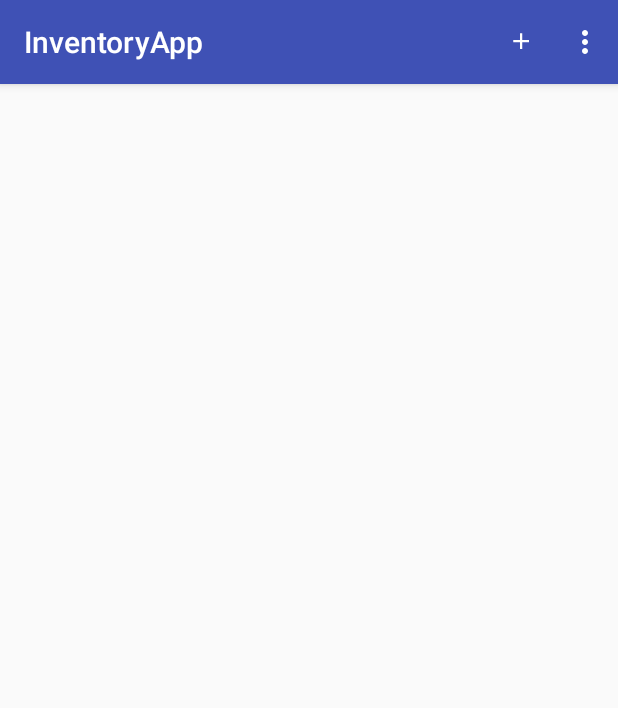
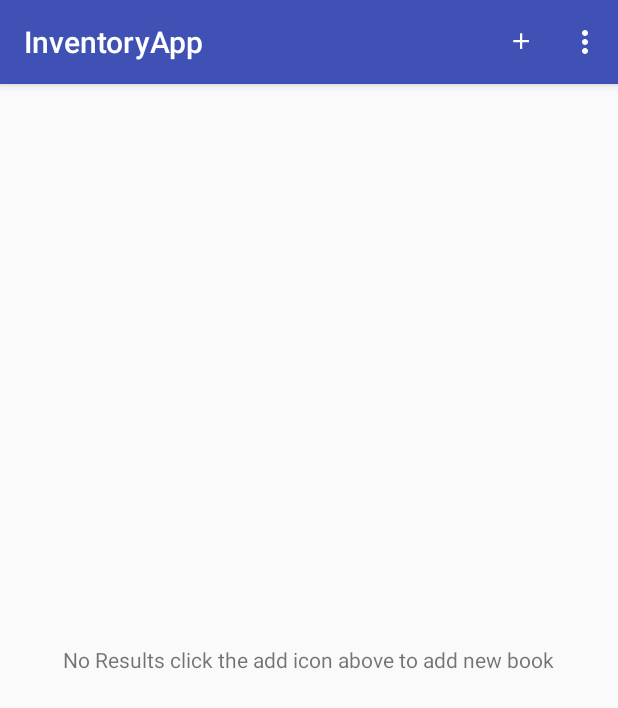
Before and after one commit to Mohaned-Adel/Inventory-App, an Android app: the screen it shows after launch (MainActivity), on a phone screen of 412 x 824 dp. Shown: the top 708 px of the screen. Run offline under Robolectric (Android 15) with nearby library versions, the phone set to English and light mode, and no system bars.

Commit message:
solve the issues and finish the project

```diff
--- a/app/src/main/res/layout/activity_main.xml
+++ b/app/src/main/res/layout/activity_main.xml
@@ -1,5 +1,5 @@
 <?xml version="1.0" encoding="utf-8"?>
-<LinearLayout
+<RelativeLayout
     xmlns:android="http://schemas.android.com/apk/res/android"
     xmlns:tools="http://schemas.android.com/tools"
     android:layout_width="match_parent"
@@ -11,4 +11,11 @@
         android:layout_width="match_parent"
         android:layout_height="match_parent" />
 
-</LinearLayout>
+    <TextView
+        android:id="@android:id/empty"
+        android:layout_width="wrap_content"
+        android:layout_height="wrap_content"
+        android:layout_centerInParent="true"
+        android:text="@string/empty_view_text"/>
+
+</RelativeLayout>
--- a/app/src/main/res/values/strings.xml
+++ b/app/src/main/res/values/strings.xml
@@ -48,6 +48,8 @@
     <!--price placeholder display in the list item-->
     <string name="display_price_number">20 $</string>
 
+    <!--the empty view text-->
+    <string name="empty_view_text">No Results click the add icon above to add new book</string>
 
 
 </resources>
```
